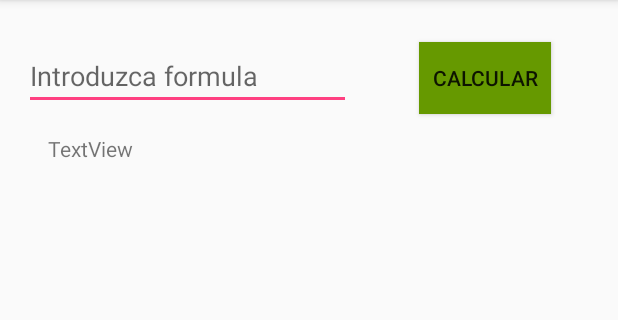
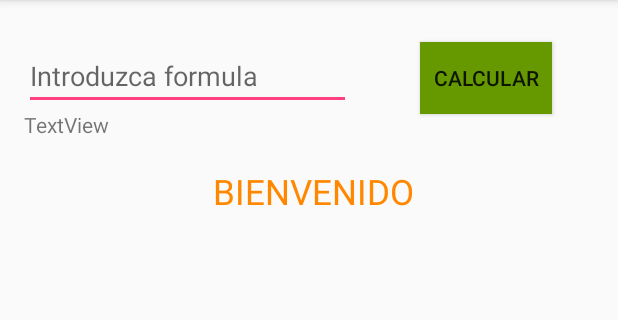
Before and after one commit to Juancho31416/AndroidMarvel, an Android app: the screen it shows after launch (MainActivity), on a phone screen of 412 x 824 dp, the part 84-404 px from its top. Run offline under Robolectric (Android 15) with nearby library versions, the phone set to English and light mode, and no system bars.

```diff
--- a/app/src/main/java/com/example/imaginamos_2/marvelaplication/models/MarvelList.java
+++ b/app/src/main/java/com/example/imaginamos_2/marvelaplication/models/MarvelList.java
@@ -4,7 +4,7 @@ import com.google.gson.annotations.SerializedName;
 
 import java.util.List;
 
-public class MarvelList<O> {
+public class MarvelList<Object> {
     @SerializedName("offset")
     private int offset;
     @SerializedName("limit")
--- a/app/src/main/res/layout/activity_main.xml
+++ b/app/src/main/res/layout/activity_main.xml
@@ -20,6 +20,36 @@
         app:layout_constraintStart_toStartOf="parent"
         app:layout_constraintTop_toTopOf="parent" />
 
+    <TextView
+        android:id="@+id/textViewResult"
+        android:layout_width="wrap_content"
+        android:layout_height="wrap_content"
+        android:layout_marginLeft="16dp"
+        android:layout_marginStart="16dp"
+        android:gravity="center_horizontal"
+        android:text="TextView"
+        app:layout_constraintStart_toStartOf="parent"
+        app:layout_constraintTop_toBottomOf="@+id/TextInput" />
+
+
+    <LinearLayout
+        android:id="@+id/liLayout"
+        android:layout_width="368dp"
+        android:layout_height="330dp"
+        android:layout_marginTop="92dp"
+        android:orientation="vertical"
+        app:layout_constraintEnd_toEndOf="parent"
+        app:layout_constraintStart_toStartOf="parent"
+        app:layout_constraintTop_toBottomOf="@+id/TextInput">
+
+        <android.support.v7.widget.RecyclerView
+            android:id="@+id/reciclerVi"
+            android:layout_width="match_parent"
+            android:layout_height="match_parent"
+            tools:layout_editor_absoluteX="8dp"
+            tools:layout_editor_absoluteY="8dp" />
+    </LinearLayout>
+
     <Button
         android:id="@+id/button2"
         android:layout_width="wrap_content"
@@ -33,36 +63,27 @@
         android:text="@string/buttonCalc"
         android:visibility="visible"
         app:layout_constraintEnd_toEndOf="parent"
+        app:layout_constraintHorizontal_bias="0.514"
         app:layout_constraintStart_toEndOf="@+id/TextInput"
         app:layout_constraintTop_toTopOf="parent" />
 
     <TextView
-        android:id="@+id/textViewResult"
-        android:layout_width="wrap_content"
-        android:layout_height="wrap_content"
-        android:layout_marginLeft="32dp"
-        android:layout_marginStart="32dp"
-        android:layout_marginTop="16dp"
+        android:id="@+id/textTitleResult"
+        android:layout_width="280dp"
+        android:layout_height="35dp"
+        android:layout_marginBottom="8dp"
+        android:layout_marginLeft="8dp"
+        android:layout_marginStart="8dp"
+        android:layout_marginTop="24dp"
+        android:gravity="center_horizontal|center"
         android:text="TextView"
+        android:textColor="@android:color/holo_orange_dark"
+        android:textSize="23sp"
+        app:layout_constraintBottom_toTopOf="@+id/liLayout"
+        app:layout_constraintEnd_toEndOf="parent"
+        app:layout_constraintHorizontal_bias="0.487"
         app:layout_constraintStart_toStartOf="parent"
-        app:layout_constraintTop_toBottomOf="@+id/TextInput" />
-
-    <LinearLayout
-        android:id="@+id/liLayout"
-        android:layout_width="368dp"
-        android:layout_height="386dp"
-        android:layout_marginTop="44dp"
-        android:orientation="vertical"
-        app:layout_constraintEnd_toEndOf="parent"
-        app:layout_constraintStart_toStartOf="parent"
-        app:layout_constraintTop_toBottomOf="@+id/TextInput">
-
-        <android.support.v7.widget.RecyclerView
-            android:id="@+id/reciclerVi"
-            android:layout_width="match_parent"
-            android:layout_height="match_parent"
-            tools:layout_editor_absoluteX="8dp"
-            tools:layout_editor_absoluteY="8dp" />
-    </LinearLayout>
+        app:layout_constraintTop_toBottomOf="@+id/TextInput"
+        tools:textColor="?android:attr/colorFocusedHighlight" />
 
 </android.support.constraint.ConstraintLayout>
--- a/app/src/main/res/values/strings.xml
+++ b/app/src/main/res/values/strings.xml
@@ -6,4 +6,12 @@
     <string name="privateKey">9d668736344e1c8c425fd238c6826dc80400631e</string>
     <string name="ts">1</string>
     <string name="loading">Cargando.....</string>
+    <string name="titleComics">COMICS</string>
+    <string name="titleStories">HISTORIAS</string>
+    <string name="titleCharacters">PERSONAJES</string>
+    <string name="titleEvents">EVENTOS</string>
+    <string name="titleCreators">CREADORES</string>
+    <string name="titleSeries">SERIES</string>
+    <string name="titleWelcome">BIENVENIDO</string>
+
 </resources>
```
Also changed, not shown: app/src/main/java/com/example/imaginamos_2/marvelaplication/MainActivity.java (+81 -4 lines), app/src/main/java/com/example/imaginamos_2/marvelaplication/adapter/RVAdapter.java (added, +108 -0 lines), app/src/main/java/com/example/imaginamos_2/marvelaplication/models/characters.java (+4 -4 lines).
